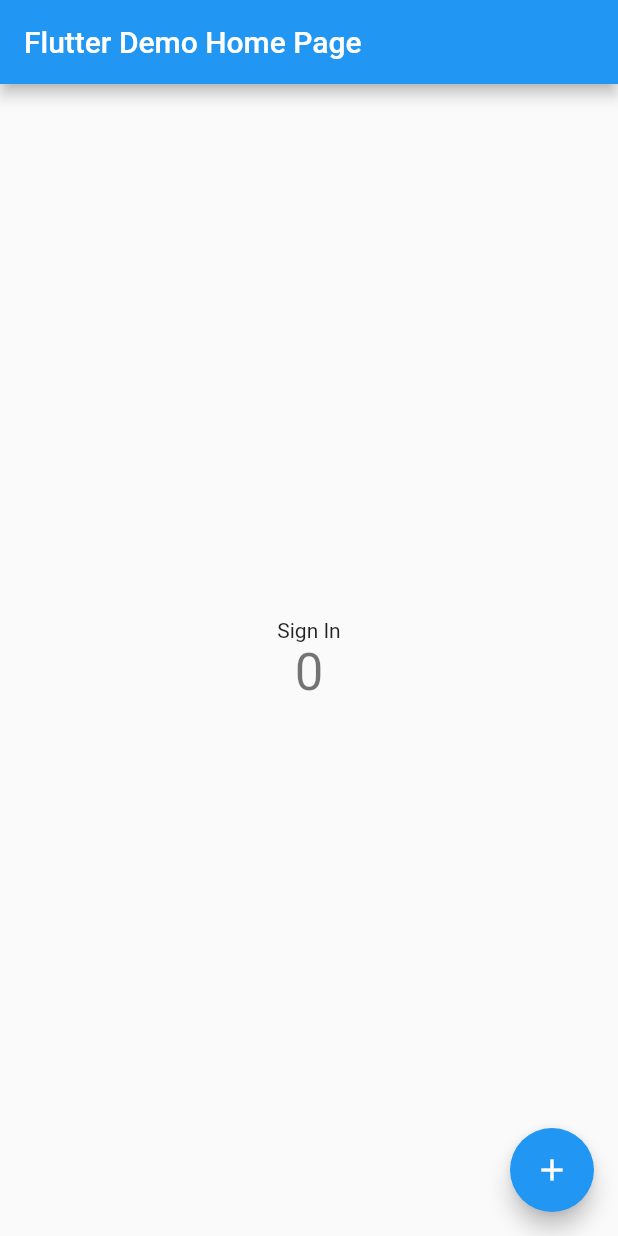
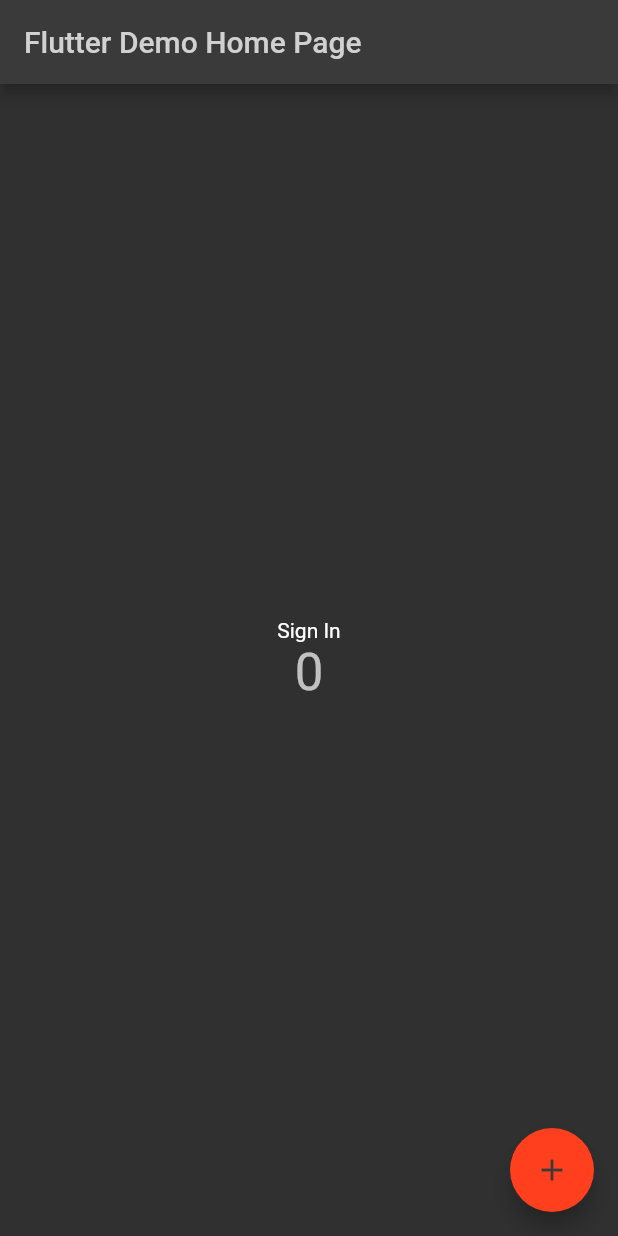
Before and after one commit to KlaysKAS/pro-tests, a Flutter app: the screen it shows after launch, on a phone screen of 412 x 824 dp. Run offline on Flutter 3.47's test engine with Material 2 defaults, Android fonts, the phone set to English and light mode, and no system bars; our stand-ins replace flutter_riverpod, freezed_annotation, go_router; generated files the repository leaves out were written again.

Commit message:
Add app themes

```diff
--- a/lib/main.dart
+++ b/lib/main.dart
@@ -4,6 +4,9 @@ import 'package:flutter_gen/gen_l10n/app_localizations.dart';
 
 
 import 'l10n/all_locales.dart';
+
+import 'ui/theme/themes.dart';
+
 
 void main() {
   runApp(const MyApp());
@@ -24,18 +27,9 @@ class MyApp extends StatelessWidget {
         GlobalWidgetsLocalizations.delegate,
       ],
       title: 'Flutter Demo',
-      theme: ThemeData(
-        // This is the theme of your application.
-        //
-        // Try running your application with "flutter run". You'll see the
-        // application has a blue toolbar. Then, without quitting the app, try
-        // changing the primarySwatch below to Colors.green and then invoke
-        // "hot reload" (press "r" in the console where you ran "flutter run",
-        // or simply save your changes to "hot reload" in a Flutter IDE).
-        // Notice that the counter didn't reset back to zero; the application
-        // is not restarted.
-        primarySwatch: Colors.blue,
-      ),
+      themeMode: ThemeMode.dark,
+      theme: AppThemes.lightTheme,
+      darkTheme: AppThemes.darkTheme,
       home: const MyHomePage(title: 'Flutter Demo Home Page'),
     );
   }
--- a/lib/ui/theme/ElevatedButton/elevated_button.dart
+++ b/lib/ui/theme/ElevatedButton/elevated_button.dart
@@ -7,8 +7,18 @@ class ElevatedButtonThemes {
     style: ElevatedButton.styleFrom(
       foregroundColor: Const.tertiaryColor,
       backgroundColor: Const.primaryColor,
-      shape: RoundedRectangleBorder(
-        borderRadius: BorderRadius.circular(8),
+      shape: const RoundedRectangleBorder(
+        borderRadius: BorderRadius.all(Const.borderRadiusStandart),
+      ),
+    ),
+  );
+
+  static final dark = ElevatedButtonThemeData(
+    style: ElevatedButton.styleFrom(
+      foregroundColor: Const.backgroundColor,
+      backgroundColor: Const.darkPrimaryColor,
+      shape: const RoundedRectangleBorder(
+        borderRadius: BorderRadius.all(Const.borderRadiusStandart),
       ),
     ),
   );
--- a/lib/ui/theme/TextField/text_field.dart
+++ b/lib/ui/theme/TextField/text_field.dart
@@ -22,4 +22,25 @@ class TextFieldThemes {
         color: Const.formColor,
         fontSize: Const.fontSizeBody,
       ));
+
+  static const dark = InputDecorationTheme(
+      enabledBorder: OutlineInputBorder(
+          borderRadius: BorderRadius.all(Const.borderRadiusSmall),
+          borderSide: BorderSide(color: Const.darkFormColor, width: 2)),
+      focusedBorder: OutlineInputBorder(
+          borderRadius: BorderRadius.all(Const.borderRadiusSmall),
+          borderSide: BorderSide(color: Const.darkFormColor, width: 2)),
+      border: OutlineInputBorder(
+          borderRadius: BorderRadius.all(Const.borderRadiusSmall),
+          borderSide: BorderSide(color: Const.darkFormColor, width: 2)),
+      errorBorder: OutlineInputBorder(
+          borderRadius: BorderRadius.all(Const.borderRadiusSmall),
+          borderSide: BorderSide(color: Const.darkFormErrorColor, width: 2)),
+      focusedErrorBorder: OutlineInputBorder(
+          borderRadius: BorderRadius.all(Const.borderRadiusSmall),
+          borderSide: BorderSide(color: Const.darkFormErrorColor, width: 2)),
+      floatingLabelStyle: TextStyle(
+        color: Const.darkFormColor,
+        fontSize: Const.fontSizeBody,
+      ));
 }
--- /dev/null
+++ b/lib/ui/theme/themes.dart
@@ -0,0 +1,49 @@
+import 'package:flutter/material.dart';
+
+import 'ElevatedButton/elevated_button.dart';
+import 'TextField/text_field.dart';
+import 'const.dart';
+
+class AppThemes {
+  static final lightTheme = ThemeData(
+    hintColor: Const.inactiveColor,
+    colorScheme: const ColorScheme(
+      background: Const.backgroundColor,
+      onBackground: Const.tertiaryColor,
+      error: Const.formErrorColor,
+      onError: Const.backgroundColor,
+      primary: Const.primaryColor,
+      onPrimary: Const.tertiaryColor,
+      secondary: Const.secondaryColor,
+      onSecondary: Const.backgroundColor,
+      surface: Const.backgroundColor,
+      onSurface: Const.tertiaryColor,
+      tertiary: Const.tertiaryColor,
+      onTertiary: Const.backgroundColor,
+      brightness: Brightness.light,
+    ),
+    inputDecorationTheme: TextFieldThemes.main,
+    elevatedButtonTheme: ElevatedButtonThemes.main,
+  );
+
+  static final darkTheme = ThemeData(
+    hintColor: Const.inactiveColor,
+    colorScheme: const ColorScheme(
+      background: Const.darkBackgroundColor,
+      onBackground: Const.darkTertiaryColor,
+      error: Const.darkFormErrorColor,
+      onError: Const.backgroundColor,
+      primary: Const.darkPrimaryColor,
+      onPrimary: Const.tertiaryColor,
+      secondary: Const.darkSecondaryColor,
+      onSecondary: Const.darkBackgroundColor,
+      surface: Const.darkBackgroundColor,
+      onSurface: Const.darkTertiaryColor,
+      tertiary: Const.darkTertiaryColor,
+      onTertiary: Const.darkBackgroundColor,
+      brightness: Brightness.dark,
+    ),
+    inputDecorationTheme: TextFieldThemes.dark,
+    elevatedButtonTheme: ElevatedButtonThemes.dark,
+  );
+}
```
